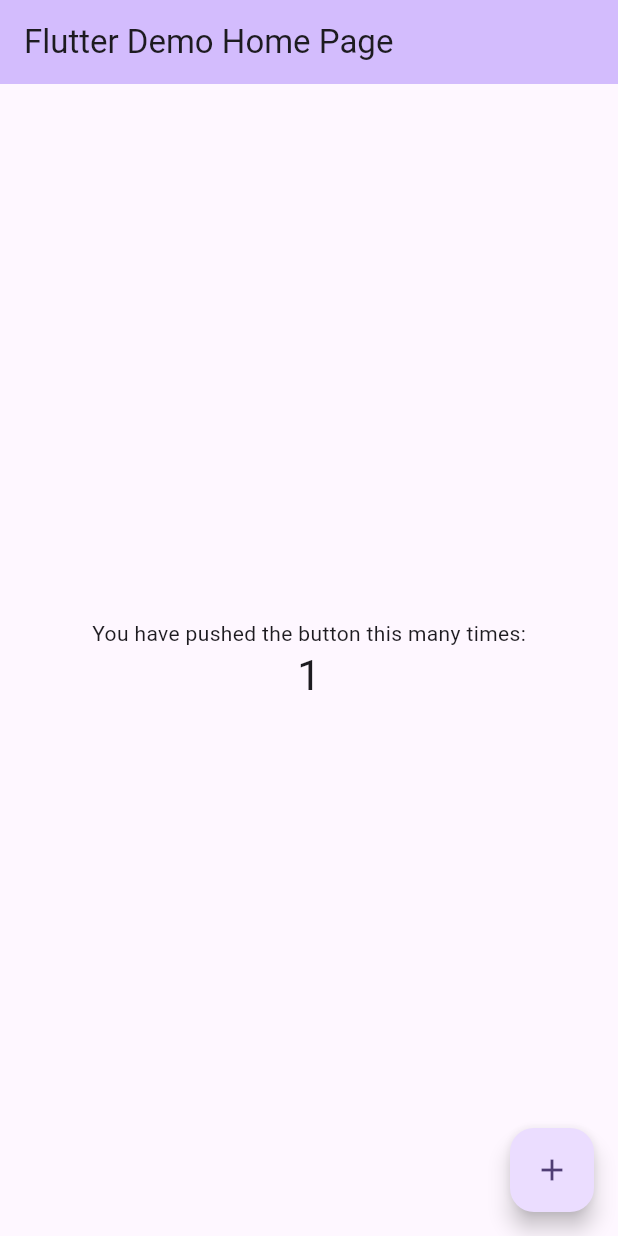
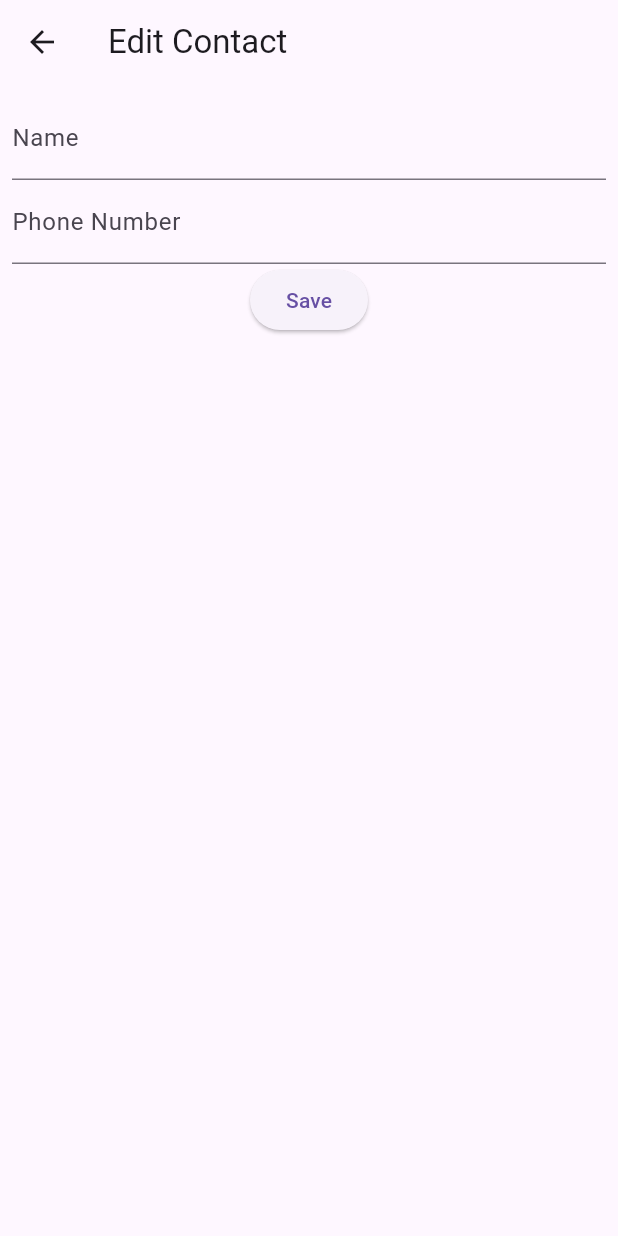
Before and after one commit to iker-gonzalez/ft-hangouts, a Flutter app: the screen it shows after launch, after a tap on the "add" icon, on a phone screen of 412 x 824 dp. Run offline on Flutter 3.47's test engine with Material 3 defaults, Android fonts, the phone set to English and light mode, and no system bars.

Commit message:
Add contact model, provider, screens

```diff
--- a/lib/main.dart
+++ b/lib/main.dart
@@ -1,125 +1,22 @@
 import 'package:flutter/material.dart';
+import 'package:provider/provider.dart';
+import 'providers/contact_provider.dart';
+import 'screens/contact_list_page.dart';
 
 void main() {
-  runApp(const MyApp());
+  runApp(
+    ChangeNotifierProvider(
+      create: (context) => ContactProvider(),
+      child: MyApp(),
+    ),
+  );
 }
 
 class MyApp extends StatelessWidget {
-  const MyApp({super.key});
-
-  // This widget is the root of your application.
   @override
   Widget build(BuildContext context) {
     return MaterialApp(
-      title: 'Flutter Demo',
-      theme: ThemeData(
-        // This is the theme of your application.
-        //
-        // TRY THIS: Try running your application with "flutter run". You'll see
-        // the application has a purple toolbar. Then, without quitting the app,
-        // try changing the seedColor in the colorScheme below to Colors.green
-        // and then invoke "hot reload" (save your changes or press the "hot
-        // reload" button in a Flutter-supported IDE, or press "r" if you used
-        // the command line to start the app).
-        //
-        // Notice that the counter didn't reset back to zero; the application
-        // state is not lost during the reload. To reset the state, use hot
-        // restart instead.
-        //
-        // This works for code too, not just values: Most code changes can be
-        // tested with just a hot reload.
-        colorScheme: ColorScheme.fromSeed(seedColor: Colors.deepPurple),
-        useMaterial3: true,
-      ),
-      home: const MyHomePage(title: 'Flutter Demo Home Page'),
+      home: ContactListPage(),
     );
   }
 }
-
-class MyHomePage extends StatefulWidget {
-  const MyHomePage({super.key, required this.title});
-
-  // This widget is the home page of your application. It is stateful, meaning
-  // that it has a State object (defined below) that contains fields that affect
-  // how it looks.
-
-  // This class is the configuration for the state. It holds the values (in this
-  // case the title) provided by the parent (in this case the App widget) and
-  // used by the build method of the State. Fields in a Widget subclass are
-  // always marked "final".
-
-  final String title;
-
-  @override
-  State<MyHomePage> createState() => _MyHomePageState();
-}
-
-class _MyHomePageState extends State<MyHomePage> {
-  int _counter = 0;
-
-  void _incrementCounter() {
-    setState(() {
-      // This call to setState tells the Flutter framework that something has
-      // changed in this State, which causes it to rerun the build method below
-      // so that the display can reflect the updated values. If we changed
-      // _counter without calling setState(), then the build method would not be
-      // called again, and so nothing would appear to happen.
-      _counter++;
-    });
-  }
-
-  @override
-  Widget build(BuildContext context) {
-    // This method is rerun every time setState is called, for instance as done
-    // by the _incrementCounter method above.
-    //
-    // The Flutter framework has been optimized to make rerunning build methods
-    // fast, so that you can just rebuild anything that needs updating rather
-    // than having to individually change instances of widgets.
-    return Scaffold(
-      appBar: AppBar(
-        // TRY THIS: Try changing the color here to a specific color (to
-        // Colors.amber, perhaps?) and trigger a hot reload to see the AppBar
-        // change color while the other colors stay the same.
-        backgroundColor: Theme.of(context).colorScheme.inversePrimary,
-        // Here we take the value from the MyHomePage object that was created by
-        // the App.build method, and use it to set our appbar title.
-        title: Text(widget.title),
-      ),
-      body: Center(
-        // Center is a layout widget. It takes a single child and positions it
-        // in the middle of the parent.
-        child: Column(
-          // Column is also a layout widget. It takes a list of children and
-          // arranges them vertically. By default, it sizes itself to fit its
-          // children horizontally, and tries to be as tall as its parent.
-          //
-          // Column has various properties to control how it sizes itself and
-          // how it positions its children. Here we use mainAxisAlignment to
-          // center the children vertically; the main axis here is the vertical
-          // axis because Columns are vertical (the cross axis would be
-          // horizontal).
-          //
-          // TRY THIS: Invoke "debug painting" (choose the "Toggle Debug Paint"
-          // action in the IDE, or press "p" in the console), to see the
-          // wireframe for each widget.
-          mainAxisAlignment: MainAxisAlignment.center,
-          children: <Widget>[
-            const Text(
-              'You have pushed the button this many times:',
-            ),
-            Text(
-              '$_counter',
-              style: Theme.of(context).textTheme.headlineMedium,
-            ),
-          ],
-        ),
-      ),
-      floatingActionButton: FloatingActionButton(
-        onPressed: _incrementCounter,
-        tooltip: 'Increment',
-        child: const Icon(Icons.add),
-      ), // This trailing comma makes auto-formatting nicer for build methods.
-    );
-  }
-}
--- /dev/null
+++ b/lib/models/contact.dart
@@ -0,0 +1,6 @@
+class Contact {
+  String name;
+  String phoneNumber;
+
+  Contact({required this.name, required this.phoneNumber});
+}
--- /dev/null
+++ b/lib/providers/contact_provider.dart
@@ -0,0 +1,26 @@
+import 'package:flutter/foundation.dart';
+import '../models/contact.dart';
+
+class ContactProvider with ChangeNotifier {
+  List<Contact> _contacts = [];
+
+  List<Contact> get contacts => _contacts;
+
+  void addContact(Contact contact) {
+    _contacts.add(contact);
+    notifyListeners();
+  }
+
+  void deleteContact(Contact contact) {
+    _contacts.remove(contact);
+    notifyListeners();
+  }
+
+  void updateContact(Contact oldContact, Contact newContact) {
+    final index = _contacts.indexOf(oldContact);
+    if (index != -1) {
+      _contacts[index] = newContact;
+      notifyListeners();
+    }
+  }
+}
--- /dev/null
+++ b/lib/screens/contact_edit_page.dart
@@ -0,0 +1,67 @@
+import 'package:flutter/material.dart';
+import 'package:provider/provider.dart';
+import '../models/contact.dart';
+import '../providers/contact_provider.dart';
+
+class ContactEditPage extends StatefulWidget {
+  final Contact? contact;
+
+  ContactEditPage({this.contact});
+
+  @override
+  _ContactEditPageState createState() => _ContactEditPageState();
+}
+
+class _ContactEditPageState extends State<ContactEditPage> {
+  late TextEditingController _nameController;
+  late TextEditingController _phoneNumberController;
+
+  @override
+  void initState() {
+    super.initState();
+    _nameController = TextEditingController(text: widget.contact?.name);
+    _phoneNumberController =
+        TextEditingController(text: widget.contact?.phoneNumber);
+  }
+
+  @override
+  Widget build(BuildContext context) {
+    return Scaffold(
+      appBar: AppBar(
+        title: Text('Edit Contact'),
+      ),
+      body: Padding(
+        padding: const EdgeInsets.all(8.0),
+        child: Column(
+          children: [
+            TextField(
+              controller: _nameController,
+              decoration: InputDecoration(labelText: 'Name'),
+            ),
+            TextField(
+              controller: _phoneNumberController,
+              decoration: InputDecoration(labelText: 'Phone Number'),
+            ),
+            ElevatedButton(
+              child: Text('Save'),
+              onPressed: () {
+                final contactProvider =
+                    Provider.of<ContactProvider>(context, listen: false);
+                final contact = Contact(
+                  name: _nameController.text,
+                  phoneNumber: _phoneNumberController.text,
+                );
+                if (widget.contact != null) {
+                  contactProvider.updateContact(widget.contact!, contact);
+                } else {
+                  contactProvider.addContact(contact);
+                }
+                Navigator.pop(context);
+              },
+            ),
+          ],
+        ),
+      ),
+    );
+  }
+}
--- /dev/null
+++ b/lib/screens/contact_list_page.dart
@@ -0,0 +1,54 @@
+import 'package:flutter/material.dart';
+import 'package:provider/provider.dart';
+import '../providers/contact_provider.dart';
+import 'contact_edit_page.dart';
+
+class ContactListPage extends StatelessWidget {
+  @override
+  Widget build(BuildContext context) {
+    return Scaffold(
+      appBar: AppBar(
+        title: Text('Contacts'),
+      ),
+      body: Consumer<ContactProvider>(
+        builder: (context, contactProvider, child) {
+          return ListView.builder(
+            itemCount: contactProvider.contacts.length,
+            itemBuilder: (context, index) {
+              final contact = contactProvider.contacts[index];
+              return ListTile(
+                title: Text(contact.name),
+                subtitle: Text(contact.phoneNumber),
+                trailing: IconButton(
+                  icon: Icon(Icons.delete),
+                  onPressed: () {
+                    contactProvider.deleteContact(contact);
+                  },
+                ),
+                onTap: () {
+                  Navigator.push(
+                    context,
+                    MaterialPageRoute(
+                      builder: (context) => ContactEditPage(contact: contact),
+                    ),
+                  );
+                },
+              );
+            },
+          );
+        },
+      ),
+      floatingActionButton: FloatingActionButton(
+        child: Icon(Icons.add),
+        onPressed: () {
+          Navigator.push(
+            context,
+            MaterialPageRoute(
+              builder: (context) => ContactEditPage(),
+            ),
+          );
+        },
+      ),
+    );
+  }
+}
--- a/pubspec.yaml
+++ b/pubspec.yaml
@@ -31,7 +31,7 @@ dependencies:
   flutter:
     sdk: flutter
 
-
+  provider: any
   # The following adds the Cupertino Icons font to your application.
   # Use with the CupertinoIcons class for iOS style icons.
   cupertino_icons: ^1.0.6
```
Also changed, not shown: 1 other file.
